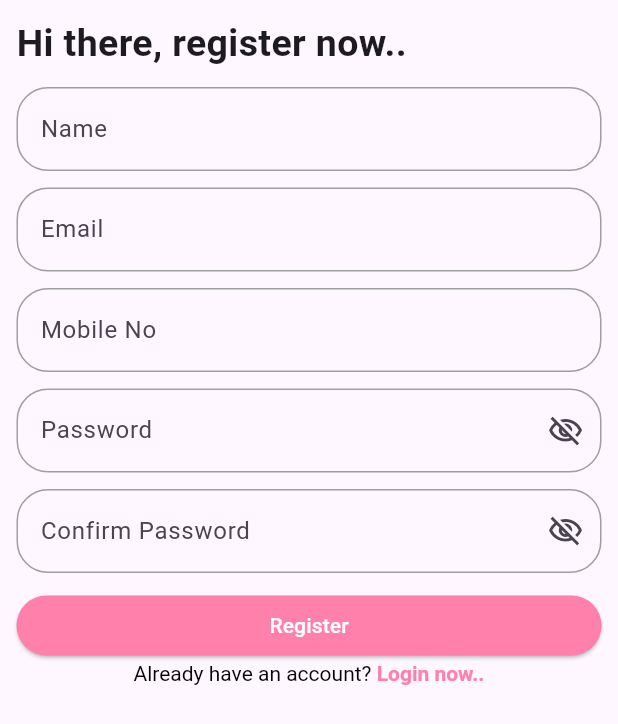
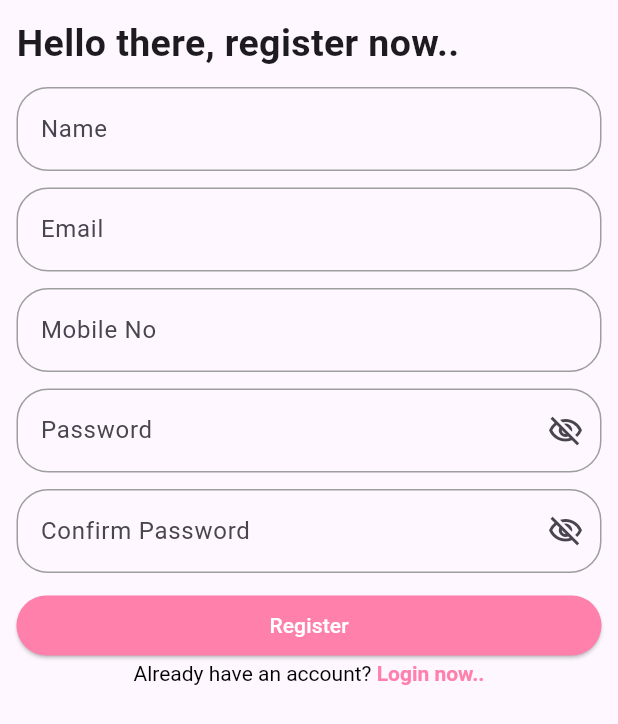
Before and after one commit to Baber19/ecommerce-app, a Flutter app: the SignupPage screen opened by its route, on a phone screen of 412 x 824 dp. Shown: the top 724 px of the screen. Run offline on Flutter 3.47's test engine with Material 3 defaults, Android fonts, the phone set to English and light mode, and no system bars; our stand-ins replace carousel_slider, dots_indicator, flutter_bloc, shared_preferences; accounts and stored records are empty; key blocks and very long unbroken strings in the code were emptied for the run.

Commit message:
Ecommerce App

```diff
--- a/lib/ui/on_boarding/pages/signup_page/singup_page.dart
+++ b/lib/ui/on_boarding/pages/signup_page/singup_page.dart
@@ -31,7 +31,7 @@ class SignupPage extends StatelessWidget {
               mainAxisAlignment: MainAxisAlignment.center,
               children: [
                 Text(
-                  'Hi there, register now..',
+                  'Hello there, register now..',
                   style: TextStyle(fontSize: 25, fontWeight: FontWeight.bold),
                 ),
                 SizedBox(height: 11),
```
